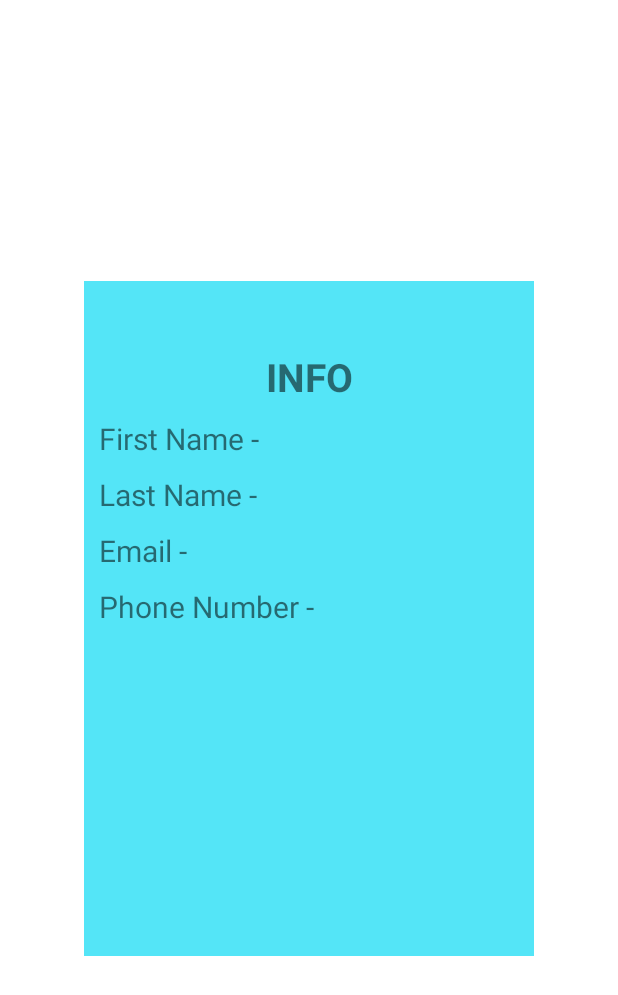
After one commit to KygTech/Kah-Auto, an Android app: the layout participant_fragment.xml on its own in the app's theme, with its tools: preview values and no code run, on a phone screen of 412 x 824 dp. The commit adds this screen. Shown: the top 995 px of the screen. Run offline under Robolectric (Android 15) with nearby library versions, the phone set to English and light mode, and no system bars.

Commit message:
**Kah Auto
Made a Recycler view for participants in seller list.
Made a layout for each card.
Made a fragment to display each participant info.

```diff
--- a/app/src/main/java/com/jey/kahauto/CarAdapter.kt
+++ b/app/src/main/java/com/jey/kahauto/CarAdapter.kt
@@ -22,7 +22,7 @@ class CarAdapter(
     val onTrashClick: (Car) -> Unit,
     val onAddImgClick: (Car) -> Unit,
     val context: Context,
-    val checkCurrentParticipants: Boolean
+    private val checkCurrentParticipants: Boolean
 ) : RecyclerView.Adapter<CarAdapter.CarsViewHolder>() {
 
     class CarsViewHolder(carView: View) : RecyclerView.ViewHolder(carView) {
--- a/app/src/main/java/com/jey/kahauto/SellersListAdapter.kt
+++ b/app/src/main/java/com/jey/kahauto/SellersListAdapter.kt
@@ -6,7 +6,7 @@ import android.view.View
 import android.view.ViewGroup
 import android.widget.ArrayAdapter
 import com.jey.kahauto.model.SellersList
-import kotlinx.android.synthetic.main.card_item.view.*
+import kotlinx.android.synthetic.main.card_list_item.view.*
 
 class SellersListAdapter (
     context: Context,
@@ -20,7 +20,7 @@ class SellersListAdapter (
             var listItemView = convertView
             if (listItemView == null) {
                 listItemView =
-                    LayoutInflater.from(context).inflate(R.layout.card_item, parent, false)
+                    LayoutInflater.from(context).inflate(R.layout.card_list_item, parent, false)
             }
 
             val sellersList: SellersList? = getItem(position)
--- a/app/src/main/java/com/jey/kahauto/model/SellersListDao.kt
+++ b/app/src/main/java/com/jey/kahauto/model/SellersListDao.kt
@@ -32,5 +32,5 @@ interface SellersListDao {
     fun updateParticipantsList(listTitle: String, participants: Participants)
 
     @Query("Select participants from sellersListTable where listTitle = :listTitle")
-    fun getAllUsers(listTitle: String): LiveData<Participants>
+    fun getAllParticipants(listTitle: String): LiveData<Participants>
 }
--- a/app/src/main/java/com/jey/kahauto/model/User.kt
+++ b/app/src/main/java/com/jey/kahauto/model/User.kt
@@ -10,6 +10,9 @@ data class User(
     @ColumnInfo(name = "email") val email: String,
     @ColumnInfo(name = "firstname") val firstName: String,
     @ColumnInfo(name = "lastname") val lastName: String,
+    @ColumnInfo(name = "phoneNumber") val phoneNumber: String = "0000",
+    @ColumnInfo(name = "image_path") var imagePath : String? = null,
+    @ColumnInfo(name = "image_type") var imageType: IMAGE_TYPE?= null,
     @ColumnInfo(name = "createdAt") var createdAt: Long = System.currentTimeMillis(),
     @ColumnInfo(name = "createdBy") var createdBy: String = "Kah-Auto SignIn",
     @ColumnInfo(name = "username") var userName: String = "$firstName $lastName"
--- a/app/src/main/java/com/jey/kahauto/viewmodel/SellersListViewModel.kt
+++ b/app/src/main/java/com/jey/kahauto/viewmodel/SellersListViewModel.kt
@@ -3,7 +3,6 @@ package com.jey.kahauto.viewmodel
 import android.app.Application
 import androidx.lifecycle.AndroidViewModel
 import androidx.lifecycle.LiveData
-import androidx.lifecycle.MutableLiveData
 import androidx.lifecycle.viewModelScope
 import com.jey.kahauto.model.Repository
 import com.jey.kahauto.model.SellersList
--- a/app/src/main/res/layout/car_item_row.xml
+++ b/app/src/main/res/layout/car_item_row.xml
@@ -26,7 +26,6 @@
         android:background="@drawable/camera_icon"
         app:layout_constraintStart_toStartOf="parent"
         app:layout_constraintTop_toTopOf="parent"
-
         />
 
 
--- /dev/null
+++ b/app/src/main/res/layout/participant_fragment.xml
@@ -0,0 +1,92 @@
+<?xml version="1.0" encoding="utf-8"?>
+<androidx.constraintlayout.widget.ConstraintLayout xmlns:android="http://schemas.android.com/apk/res/android"
+    android:layout_width="match_parent"
+    android:layout_height="match_parent"
+    xmlns:app="http://schemas.android.com/apk/res-auto">
+
+    <androidx.constraintlayout.widget.ConstraintLayout
+        android:layout_width="300dp"
+        android:layout_height="450dp"
+        app:layout_constraintStart_toStartOf="parent"
+        app:layout_constraintEnd_toEndOf="parent"
+        app:layout_constraintTop_toTopOf="parent"
+        app:layout_constraintBottom_toBottomOf="parent"
+        android:background="#D02EDFF5"
+        android:padding="6dp"
+        >
+
+        <TextView
+            android:id="@+id/infoTitle"
+            android:text="INFO"
+            android:textSize="26dp"
+            android:textStyle="bold"
+            android:layout_width="wrap_content"
+            android:layout_height="wrap_content"
+            app:layout_constraintStart_toStartOf="parent"
+            app:layout_constraintEnd_toEndOf="parent"
+            app:layout_constraintTop_toTopOf="parent"
+            android:layout_marginTop="40dp"/>
+
+        <TextView
+            android:id="@+id/participant_first_name"
+            android:text="First Name - "
+            android:textSize="20dp"
+            android:layout_width="wrap_content"
+            android:layout_height="wrap_content"
+            app:layout_constraintStart_toStartOf="parent"
+            app:layout_constraintTop_toBottomOf="@+id/infoTitle"
+            android:layout_marginTop="10dp"
+            android:layout_marginStart="4dp"
+            />
+
+        <TextView
+            android:id="@+id/participant_last_name"
+            android:text="Last Name - "
+            android:textSize="20dp"
+            android:layout_width="wrap_content"
+            android:layout_height="wrap_content"
+            app:layout_constraintStart_toStartOf="parent"
+            app:layout_constraintTop_toBottomOf="@+id/participant_first_name"
+            android:layout_marginTop="10dp"
+            android:layout_marginStart="4dp"
+            />
+
+        <TextView
+            android:id="@+id/participant_email"
+            android:text="Email - "
+            android:textSize="20dp"
+            android:layout_width="wrap_content"
+            android:layout_height="wrap_content"
+            app:layout_constraintStart_toStartOf="parent"
+            app:layout_constraintTop_toBottomOf="@+id/participant_last_name"
+            android:layout_marginTop="10dp"
+            android:layout_marginStart="4dp"
+            />
+
+        <TextView
+            android:id="@+id/participant_phone_number"
+            android:text="Phone Number - "
+            android:textSize="20dp"
+            android:layout_width="wrap_content"
+            android:layout_height="wrap_content"
+            app:layout_constraintStart_toStartOf="parent"
+            app:layout_constraintTop_toBottomOf="@+id/participant_email"
+            android:layout_marginTop="10dp"
+            android:layout_marginStart="4dp"
+            />
+
+
+        <ImageView
+            android:id="@+id/participant_profile_img"
+            android:layout_width="200dp"
+            android:layout_height="200dp"
+            app:layout_constraintEnd_toEndOf="parent"
+            app:layout_constraintStart_toStartOf="parent"
+            app:layout_constraintBottom_toBottomOf="parent"
+            app:layout_constraintTop_toBottomOf="@+id/participant_phone_number"
+            android:layout_marginTop="2dp"/>
+
+
+    </androidx.constraintlayout.widget.ConstraintLayout>
+
+</androidx.constraintlayout.widget.ConstraintLayout>
```
Also changed, not shown: app/src/main/java/com/jey/kahauto/ParticipantsAdapter.kt (added, +66 -0 lines), app/src/main/java/com/jey/kahauto/model/Repository.kt (+9 -7 lines), app/src/main/java/com/jey/kahauto/ui/CarsActivity.kt (+55 -23 lines), app/src/main/java/com/jey/kahauto/ui/ParticipantFragment.kt (added, +31 -0 lines), app/src/main/java/com/jey/kahauto/viewmodel/CarsViewModel.kt (+4 -5 lines), app/src/main/res/layout/activity_cars.xml (+20 -23 lines), app/src/main/res/layout/participant_card.xml (added, +31 -0 lines), app/src/main/res/layout/card_list_item.xml (renamed from app/src/main/res/layout/card_item.xml).
